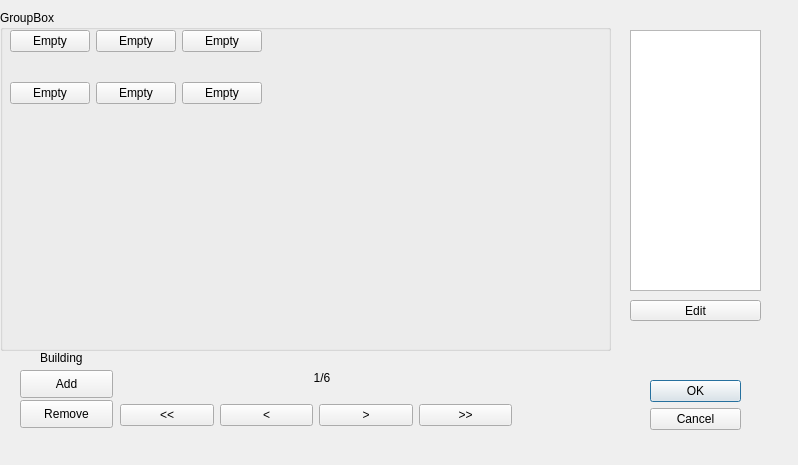
The window that BuildingDialog.ui (cbchoi/pohangsim) describes before a commit, drawn with Qt 5.
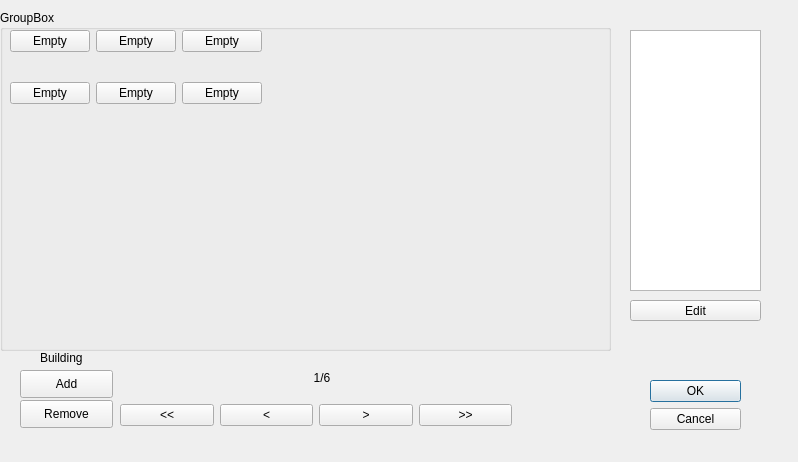
The same window after the commit.

Patch:
```diff
--- a/BuildingDialog.ui
+++ b/BuildingDialog.ui
@@ -7,7 +7,7 @@
     <x>0</x>
     <y>0</y>
     <width>798</width>
-    <height>465</height>
+    <height>462</height>
    </rect>
   </property>
   <property name="windowTitle">
```
Left out of the diff: 9 changed lines with no effect on the pictures.
